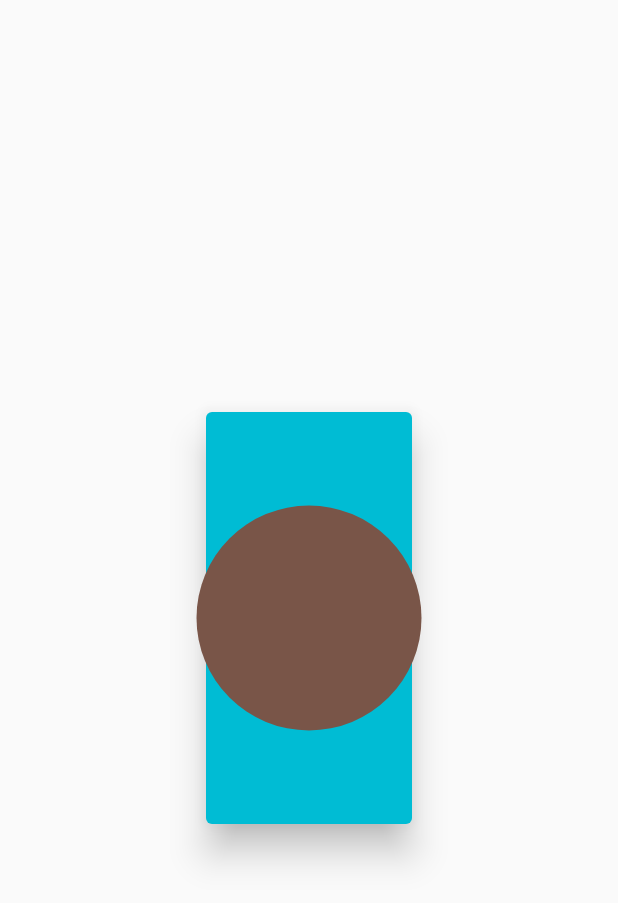
After one commit to farhansadikgalib/ICT-Division-TFMAD-62-DAY, a Flutter app: the screen it shows after launch, on a phone screen of 412 x 824 dp. The commit adds this screen. Shown: the top 903 px of the screen. Run offline on Flutter 3.47's test engine with Material 2 defaults, Android fonts, the phone set to English and light mode, and no system bars; our stand-ins replace flutter_spinkit; missing offline and left inert: expandable_widgets, flutter_glow.

Commit message:
Today's Topics are: 1. Stack 2. Positioned 3. Media query 4. Rest API 5. Open WeatherData 6. Postman

```diff
--- /dev/null
+++ b/lib/22-11-21 Class 32/StackAndMediaQueary.dart
@@ -0,0 +1,49 @@
+import 'package:flutter/material.dart';
+
+class StackAndMediaQueary extends StatefulWidget {
+  const StackAndMediaQueary({Key? key}) : super(key: key);
+
+  @override
+  _StackAndMediaQuearyState createState() => _StackAndMediaQuearyState();
+}
+
+class _StackAndMediaQuearyState extends State<StackAndMediaQueary> {
+  @override
+  Widget build(BuildContext context) {
+    return Scaffold(
+
+
+      body: Center(
+        child: Stack(
+
+            alignment: Alignment.center,
+          overflow: Overflow.visible,
+            children: [
+
+            Card(
+              color: Colors.cyan,
+              elevation: 10,
+              child: SizedBox(
+                height: MediaQuery.of(context).size.height/3,
+                width: MediaQuery.of(context).size.width/3,
+
+              ),
+
+
+            ),
+
+            Positioned
+              (
+                child: CircleAvatar(radius: 75,backgroundColor: Colors.brown,))
+
+
+
+          ],
+
+        ),
+      ),
+
+
+    );
+  }
+}
--- a/lib/main.dart
+++ b/lib/main.dart
@@ -1,10 +1,4 @@
-
-import 'package:button_day_62/03-11-21%20&%2008-11-21%20Class%2026%20&%2027/SplashScreen.dart';
-import 'package:button_day_62/11-10-21%20Class%20-%2028/TextWithLibaray.dart';
-import 'package:button_day_62/13-11-21%20Class%2029/ContactListWithListView.dart';
-import 'package:button_day_62/15-11-21%20Class%2030/GridViewWithArrayList.dart';
-import 'package:button_day_62/15-11-21%20Class%2030/SimpleGridView.dart';
-import 'package:button_day_62/18-11-21%20Class%2031/Local%20Json.dart';
+import 'package:button_day_62/22-11-21%20Class%2032/StackAndMediaQueary.dart';
 import 'package:flutter/material.dart';
 
 void main() {
@@ -32,7 +26,7 @@ class MyApp extends StatelessWidget {
         // is not restarted.
         primarySwatch: Colors.red,
       ),
-      home: LocalJsonDataView()
+      home: StackAndMediaQueary()
     );
   }
 }
--- a/pubspec.yaml
+++ b/pubspec.yaml
@@ -34,6 +34,8 @@ dependencies:
   # The following adds the Cupertino Icons font to your application.
   # Use with the CupertinoIcons class for iOS style icons.
   cupertino_icons: ^1.0.2
+  http: ^0.13.4
+  font_awesome: ^5.10.1
   expandable_widgets: ^1.0.2
   flutter_spinkit: ^5.1.0
   flutter_glow: ^0.2.0
```
Also changed, not shown: pubspec.lock.
